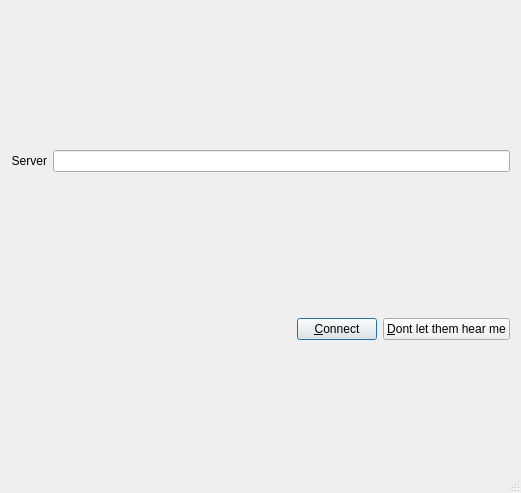
This is src/connectdlgbase.ui in ngocdh/jamulus as Qt 5 draws it before an edit. The edited form follows.
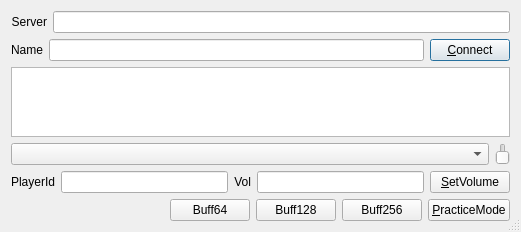
This is the edited form. Icons and pictures are not drawn.

Patch:
```diff
--- a/src/connectdlgbase.ui
+++ b/src/connectdlgbase.ui
@@ -7,7 +7,7 @@
                 <x>0</x>
                 <y>0</y>
                 <width>521</width>
-                <height>493</height>
+                <height>200</height>
             </rect>
         </property>
         <property name="windowTitle">
@@ -42,6 +42,101 @@
                     </item>
                 </layout>
             </item>
+
+<item>
+    <layout class="QHBoxLayout">
+        <item>
+            <widget class="QLabel" name="lblName">
+                <property name="text">
+                    <string>Name</string>
+                </property>
+                <property name="alignment">
+                    <set>Qt::AlignRight|Qt::AlignTrailing|Qt::AlignVCenter</set>
+                </property>
+            </widget>
+        </item>
+        <item>
+            <widget class="QLineEdit" name="edtName"/>
+        </item>
+        <item>
+            <widget class="QPushButton" name="butConnect">
+                <property name="text">
+                    <string>&amp;Connect</string>
+                </property>
+                <property name="default">
+                    <bool>true</bool>
+                </property>
+            </widget>
+        </item>
+    </layout>
+</item>
+
+<item>
+    <layout class="QHBoxLayout">
+        <item>
+            <widget class="QTextEdit" name="txtPlayers">
+
+            </widget>
+        </item>
+    </layout>
+</item>
+
+<item>
+    <layout class="QHBoxLayout">
+        <item>
+            <widget class="QComboBox" name="cmbPlayers">
+
+            </widget>
+        </item>
+        <item>
+            <widget class="QSlider" name="sliderVolume">
+
+            </widget>
+        </item>
+    </layout>
+</item>
+
+<item>
+    <layout class="QHBoxLayout">
+        <item>
+            <widget class="QLabel" name="lblPlayer">
+                <property name="text">
+                    <string>PlayerId</string>
+                </property>
+                <property name="alignment">
+                    <set>Qt::AlignRight|Qt::AlignTrailing|Qt::AlignVCenter</set>
+                </property>
+            </widget>
+        </item>
+        <item>
+            <widget class="QLineEdit" name="edtPlayerId"/>
+        </item>
+        <item>
+            <widget class="QLabel" name="lblVol">
+                <property name="text">
+                    <string>Vol</string>
+                </property>
+                <property name="alignment">
+                    <set>Qt::AlignRight|Qt::AlignTrailing|Qt::AlignVCenter</set>
+                </property>
+            </widget>
+        </item>
+        <item>
+            <widget class="QLineEdit" name="edtVolume"/>
+        </item>
+        <item>
+            <widget class="QPushButton" name="butSetVolume">
+                <property name="text">
+                    <string>&amp;SetVolume</string>
+                </property>
+                <property name="default">
+                    <bool>false</bool>
+                </property>
+            </widget>
+        </item>
+    </layout>
+</item>
+
 <item>
     <layout class="QHBoxLayout">
         <item>
@@ -51,26 +146,47 @@
                 </property>
                 <property name="sizeHint" stdset="0">
                     <size>
-                        <width>100</width>
-                        <height>25</height>
+                        <width>10</width>
+                        <height>10</height>
                     </size>
                 </property>
             </spacer>
         </item>
         <item>
-            <widget class="QPushButton" name="butConnect">
+            <widget class="QPushButton" name="but64">
                 <property name="text">
-                    <string>&amp;Connect</string>
+                    <string>Buff64</string>
                 </property>
                 <property name="default">
-                    <bool>true</bool>
+                    <bool>false</bool>
                 </property>
             </widget>
         </item>
+        <item>
+            <widget class="QPushButton" name="but128">
+                <property name="text">
+                    <string>Buff128</string>
+                </property>
+                <property name="default">
+                    <bool>false</bool>
+                </property>
+            </widget>
+        </item>
+        <item>
+            <widget class="QPushButton" name="but256">
+                <property name="text">
+                    <string>Buff256</string>
+                </property>
+                <property name="default">
+                    <bool>false</bool>
+                </property>
+            </widget>
+        </item>
+
         <item>
             <widget class="QPushButton" name="butPracticeMode">
                 <property name="text">
-                    <string>&amp;Dont let them hear me</string>
+                    <string>&amp;PracticeMode</string>
                 </property>
                 <property name="default">
                     <bool>false</bool>
```
